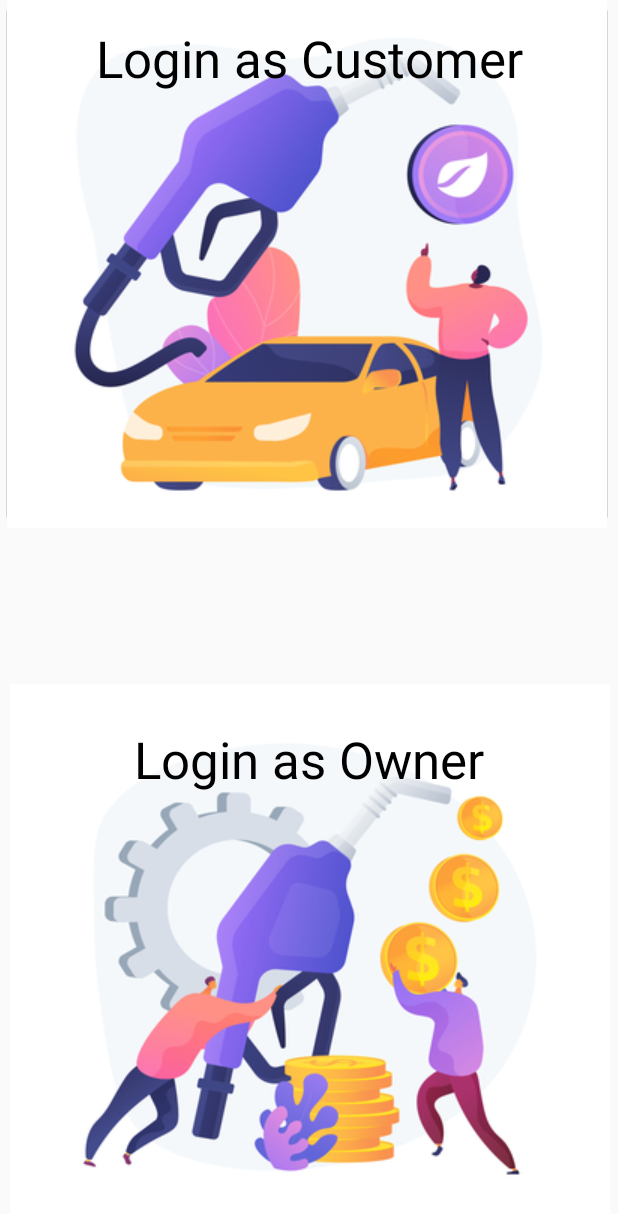
After one commit to DayanMarasinghe/Fuelex, an Android app: the layout pivot.xml on its own in the app's theme, with its tools: preview values and no code run, on a phone screen of 412 x 824 dp. The commit adds this screen. Shown: the top 1214 px of the screen. Run offline under Robolectric (Android 15) with nearby library versions, the phone set to English and light mode, and no system bars.

Commit message:
pivot and status update screen

```diff
--- a/app/build.gradle
+++ b/app/build.gradle
@@ -3,12 +3,13 @@ plugins {
 }
 
 android {
-    compileSdk 31
+    compileSdk 32
 
     defaultConfig {
+
         applicationId "com.example.fuelex"
         minSdk 21
-        targetSdk 31
+        targetSdk 32
         versionCode 1
         versionName "1.0"
 
--- /dev/null
+++ b/app/src/main/res/layout/pivot.xml
@@ -0,0 +1,59 @@
+<?xml version="1.0" encoding="utf-8"?>
+<androidx.constraintlayout.widget.ConstraintLayout xmlns:android="http://schemas.android.com/apk/res/android"
+    xmlns:app="http://schemas.android.com/apk/res-auto"
+    xmlns:tools="http://schemas.android.com/tools"
+    android:layout_width="match_parent"
+    android:layout_height="match_parent">
+
+    <ImageButton
+        android:id="@+id/pivot1"
+        android:layout_width="403dp"
+        android:layout_height="368dp"
+        app:layout_constraintBottom_toBottomOf="parent"
+        app:layout_constraintEnd_toEndOf="parent"
+        app:layout_constraintStart_toStartOf="parent"
+        app:layout_constraintTop_toTopOf="parent"
+        app:layout_constraintVertical_bias="1.0"
+        app:srcCompat="@drawable/wavy_eco_01_single_02__1_"
+        tools:ignore="SpeakableTextPresentCheck" />
+
+    <ImageButton
+        android:id="@+id/pivot2"
+        android:layout_width="409dp"
+        android:layout_height="352dp"
+        android:layout_marginBottom="27dp"
+        app:layout_constraintBottom_toTopOf="@+id/pivot1"
+        app:layout_constraintEnd_toEndOf="parent"
+        app:layout_constraintHorizontal_bias="0.0"
+        app:layout_constraintStart_toStartOf="parent"
+        app:layout_constraintTop_toTopOf="parent"
+        app:layout_constraintVertical_bias="0.0"
+        app:srcCompat="@drawable/wavy_eco_01_single_08__1_"
+        tools:ignore="SpeakableTextPresentCheck" />
+
+    <TextView
+        android:id="@+id/loginascus"
+        android:layout_width="wrap_content"
+        android:layout_height="wrap_content"
+        android:layout_marginTop="16dp"
+        android:text="Login as Customer"
+        android:textColor="#000000"
+        android:textSize="34sp"
+        app:layout_constraintEnd_toEndOf="parent"
+        app:layout_constraintStart_toStartOf="parent"
+        app:layout_constraintTop_toTopOf="@+id/pivot2" />
+
+    <TextView
+        android:id="@+id/loginasowner"
+        android:layout_width="wrap_content"
+        android:layout_height="wrap_content"
+        android:text="Login as Owner"
+        android:textColor="#000000"
+        android:textSize="34sp"
+        app:layout_constraintBottom_toBottomOf="parent"
+        app:layout_constraintEnd_toEndOf="parent"
+        app:layout_constraintStart_toStartOf="parent"
+        app:layout_constraintTop_toTopOf="@+id/pivot1"
+        app:layout_constraintVertical_bias="0.085" />
+
+</androidx.constraintlayout.widget.ConstraintLayout>
--- a/app/src/main/res/values/strings.xml
+++ b/app/src/main/res/values/strings.xml
@@ -4,4 +4,7 @@
     <string name="pw">Password</string>
     <string name="ftype">Select Fuel Type</string>
     <string name="FArrival">Fuel Arrival</string>
+    <string name="FFinish">Fuel Finish</string>
+    <string name="efat">Enter Fuel Arrival Time</string>
+    <string name="efft">Enter Fuel Finish Time</string>
 </resources>
```
Also changed, not shown: app/src/main/res/layout/activity_main.xml (deleted, +0 -7 lines), app/src/main/res/layout/enterfuelstatus.xml (added, +135 -0 lines), app/src/main/res/layout/ownerlogin.xml (added, +63 -0 lines), app/src/main/res/layout/signin.xml (+7 -7 lines), app/src/main/res/drawable/wavy_eco_01_single_02__1_.jpg (added), app/src/main/res/drawable/wavy_eco_01_single_08__1_.jpg (added).
